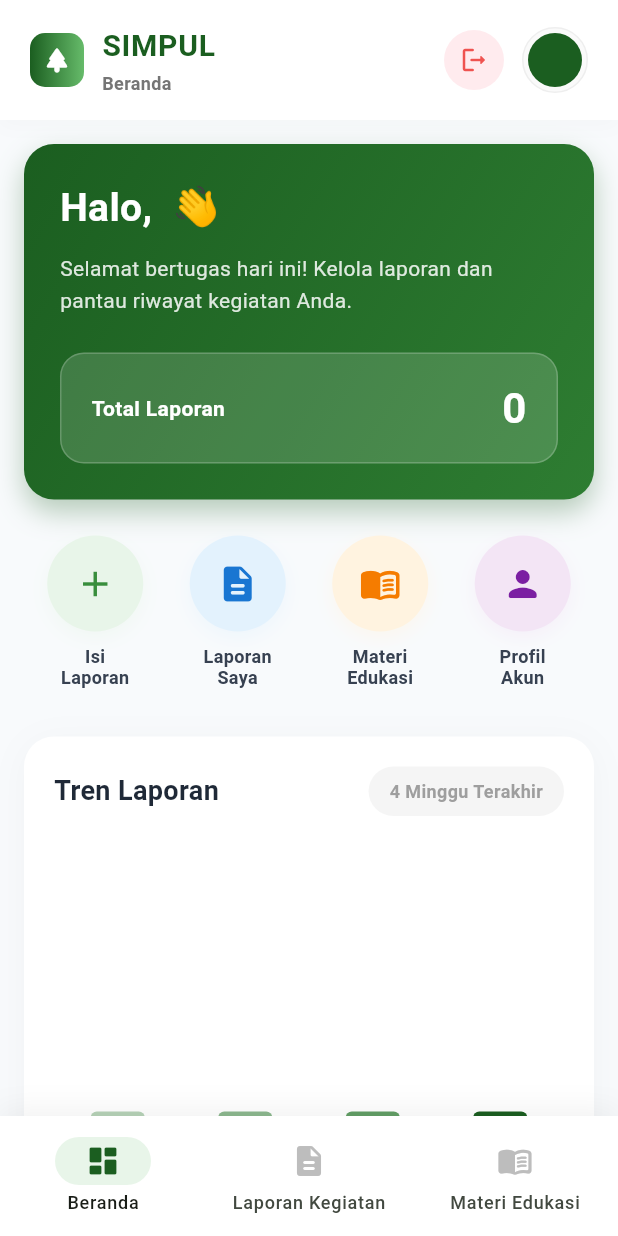
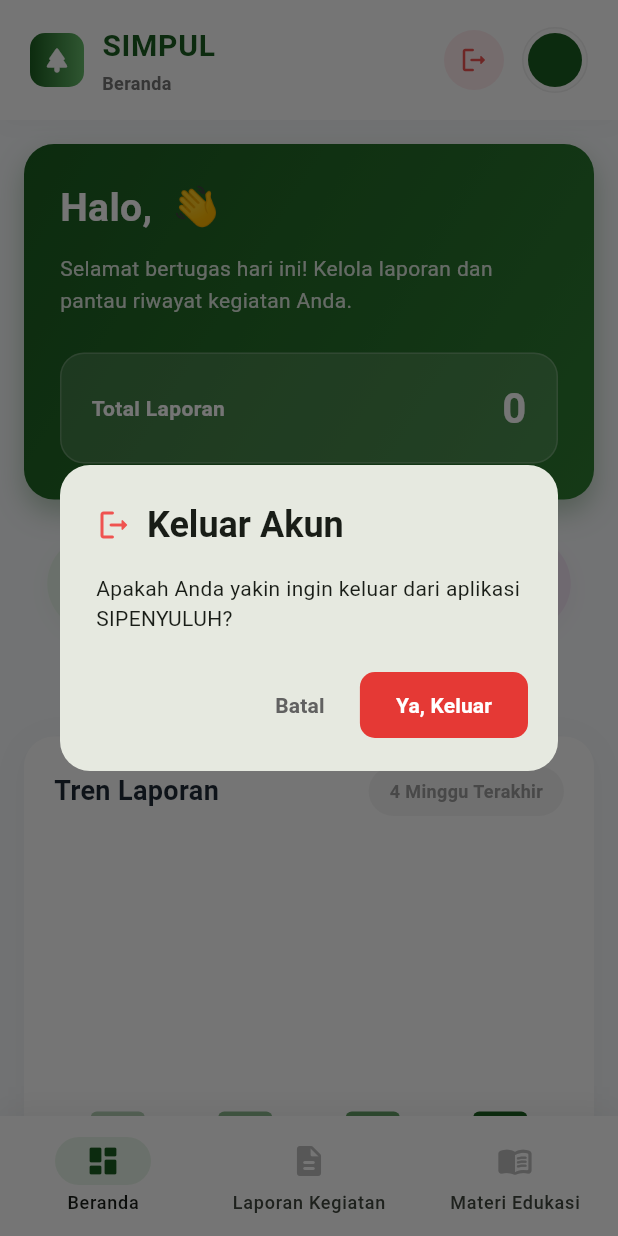
Before and after one commit to ehan122s/phonebook, a Flutter app: the HalamanDashboard screen opened directly, after a tap on the "logout" icon, on a phone screen of 412 x 824 dp. Run offline on Flutter 3.47's test engine with Material 3 defaults, Android fonts, the phone set to English and light mode, and no system bars; our stand-ins replace dio, file_picker, geolocator, image_picker, open_filex, supabase_flutter and 1 more; missing offline and left inert: dart:js_interop, dart:ui_web, syncfusion_flutter_pdfviewer; accounts and stored records are empty.

Commit message:
add konfirmasi logout

```diff
--- a/lib/src/halaman/dashboard/dahsboard.dart
+++ b/lib/src/halaman/dashboard/dahsboard.dart
@@ -44,6 +44,55 @@ class _HalamanDashboardState extends State<HalamanDashboard> {
     setState(() {
       _index = indexBaru;
     });
+  }
+
+  // FUNGSI BARU: Menampilkan Dialog Konfirmasi Logout
+  void _tampilKonfirmasiLogout(BuildContext context) {
+    showDialog(
+      context: context,
+      builder: (BuildContext dialogContext) {
+        return AlertDialog(
+          shape: RoundedRectangleBorder(
+            borderRadius: BorderRadius.circular(20),
+          ),
+          title: Row(
+            children: [
+              Icon(Icons.logout_rounded, color: Colors.red.shade400),
+              const SizedBox(width: 10),
+              const Text(
+                'Keluar Akun',
+                style: TextStyle(fontWeight: FontWeight.bold),
+              ),
+            ],
+          ),
+          content: const Text('Apakah Anda yakin ingin keluar dari aplikasi SIPENYULUH?'),
+          actionsPadding: const EdgeInsets.only(right: 20, bottom: 20),
+          actions: [
+            TextButton(
+              onPressed: () => Navigator.pop(dialogContext), // Tutup dialog
+              style: TextButton.styleFrom(
+                foregroundColor: Colors.grey.shade700,
+              ),
+              child: const Text('Batal', style: TextStyle(fontWeight: FontWeight.bold)),
+            ),
+            FilledButton(
+              onPressed: () {
+                Navigator.pop(dialogContext); // Tutup dialog dulu
+                Supabase.instance.client.auth.signOut(); // Lakukan proses logout
+              },
+              style: FilledButton.styleFrom(
+                backgroundColor: Colors.red.shade600,
+                shape: RoundedRectangleBorder(
+                  borderRadius: BorderRadius.circular(10),
+                ),
+                padding: const EdgeInsets.symmetric(horizontal: 24, vertical: 12),
+              ),
+              child: const Text('Ya, Keluar', style: TextStyle(fontWeight: FontWeight.bold)),
+            ),
+          ],
+        );
+      },
+    );
   }
 
   @override
@@ -349,8 +398,7 @@ class _HalamanDashboardState extends State<HalamanDashboard> {
                       Container(
                         padding: const EdgeInsets.all(24),
                         child: OutlinedButton.icon(
-                          onPressed: () =>
-                              Supabase.instance.client.auth.signOut(),
+                          onPressed: () => _tampilKonfirmasiLogout(context),
                           icon: const Icon(
                             Icons.logout_rounded,
                             size: 20,
@@ -475,8 +523,7 @@ class _HalamanDashboardState extends State<HalamanDashboard> {
                                 Material(
                                   color: Colors.transparent,
                                   child: InkWell(
-                                    onTap: () =>
-                                        Supabase.instance.client.auth.signOut(),
+                                    onTap: () => _tampilKonfirmasiLogout(context),
                                     borderRadius: BorderRadius.circular(50),
                                     child: Container(
                                       padding: const EdgeInsets.all(10),
@@ -539,26 +586,42 @@ class _HalamanDashboardState extends State<HalamanDashboard> {
                       ),
                     ),
 
-                    // ANIMASI GANTI TAB
+                    // ANIMASI GANTI TAB YANG BENAR-BENAR SMOOTH
                     Expanded(
                       child: AnimatedSwitcher(
-                        duration: const Duration(milliseconds: 300),
+                        duration: const Duration(milliseconds: 350),
+                        reverseDuration: const Duration(milliseconds: 350),
                         switchInCurve: Curves.easeOutCubic,
                         switchOutCurve: Curves.easeInCubic,
-                        transitionBuilder:
-                            (Widget child, Animation<double> animation) {
+                        // Menumpuk halaman lama & baru sesaat agar transisi tidak kedap-kedip
+                        layoutBuilder: (currentChild, previousChildren) {
+                          return Stack(
+                            alignment: Alignment.topCenter,
+                            children: <Widget>[
+                              ...previousChildren,
+                              if (currentChild != null) currentChild,
+                            ],
+                          );
+                        },
+                        transitionBuilder: (child, animation) {
+                          // Efek Slide kentara dari bawah (8%) + Fade In
                           return FadeTransition(
                             opacity: animation,
                             child: SlideTransition(
                               position: Tween<Offset>(
-                                    begin: const Offset(0, 0.03),
+                                begin: const Offset(0.0, 0.08),
                                 end: Offset.zero,
                               ).animate(animation),
                               child: child,
                             ),
                           );
                         },
+                        // KEYEDSUBTREE: Trik ajaib agar Flutter PASTI selalu trigger animasinya
+                        // walaupun tipe halaman yang dibuka mirip.
+                        child: KeyedSubtree(
+                          key: ValueKey<int>(_index),
                           child: pages[_index],
+                        ),
                       ),
                     ),
                   ],
@@ -586,7 +649,7 @@ class _HalamanDashboardState extends State<HalamanDashboard> {
                     backgroundColor: Colors.white,
                     elevation: 0,
                     indicatorColor: const Color(0xFFE8F5E9),
-                    animationDuration: const Duration(milliseconds: 400),
+                    animationDuration: const Duration(milliseconds: 500),
                     destinations: [
                       for (int i = 0; i < titles.length; i++)
                         NavigationDestination(
--- a/lib/src/tema/tema_apk.dart
+++ b/lib/src/tema/tema_apk.dart
@@ -64,6 +64,45 @@ class TemaAplikasi {
           fontWeight: FontWeight.w600,
         ),
       ),
+      pageTransitionsTheme: const PageTransitionsTheme(
+        builders: {
+          TargetPlatform.android: SmoothPageTransitionsBuilder(),
+          TargetPlatform.iOS: SmoothPageTransitionsBuilder(),
+          TargetPlatform.linux: SmoothPageTransitionsBuilder(),
+          TargetPlatform.macOS: SmoothPageTransitionsBuilder(),
+          TargetPlatform.windows: SmoothPageTransitionsBuilder(),
+        },
+      ),
     );
   }
 }
+
+class SmoothPageTransitionsBuilder extends PageTransitionsBuilder {
+  const SmoothPageTransitionsBuilder();
+
+  @override
+  Widget buildTransitions<T>(
+    PageRoute<T> route,
+    BuildContext context,
+    Animation<double> animation,
+    Animation<double> secondaryAnimation,
+    Widget child,
+  ) {
+    final curvedAnimation = CurvedAnimation(
+      parent: animation,
+      curve: Curves.easeOutQuart,
+      reverseCurve: Curves.easeInQuart,
+    );
+
+    return FadeTransition(
+      opacity: curvedAnimation,
+      child: SlideTransition(
+        position: Tween<Offset>(
+          begin: const Offset(0.08, 0),
+          end: Offset.zero,
+        ).animate(curvedAnimation),
+        child: child,
+      ),
+    );
+  }
+}
```
Also changed, not shown: pubspec.lock. Lines whose indentation alone changed are shown as unchanged.
